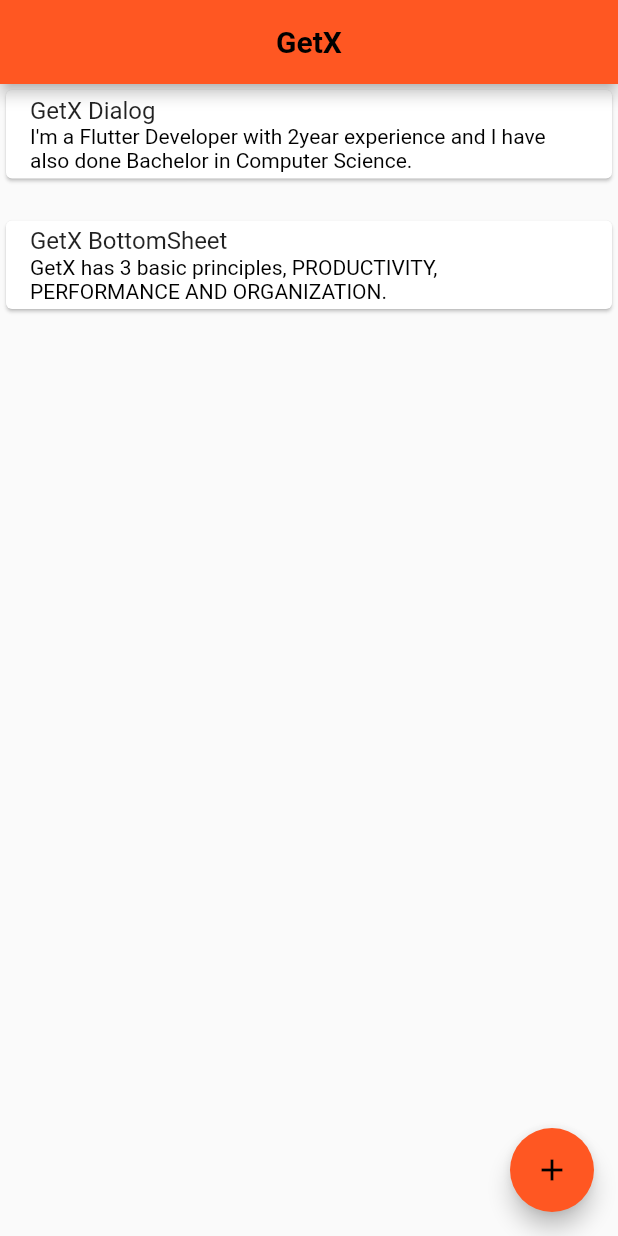
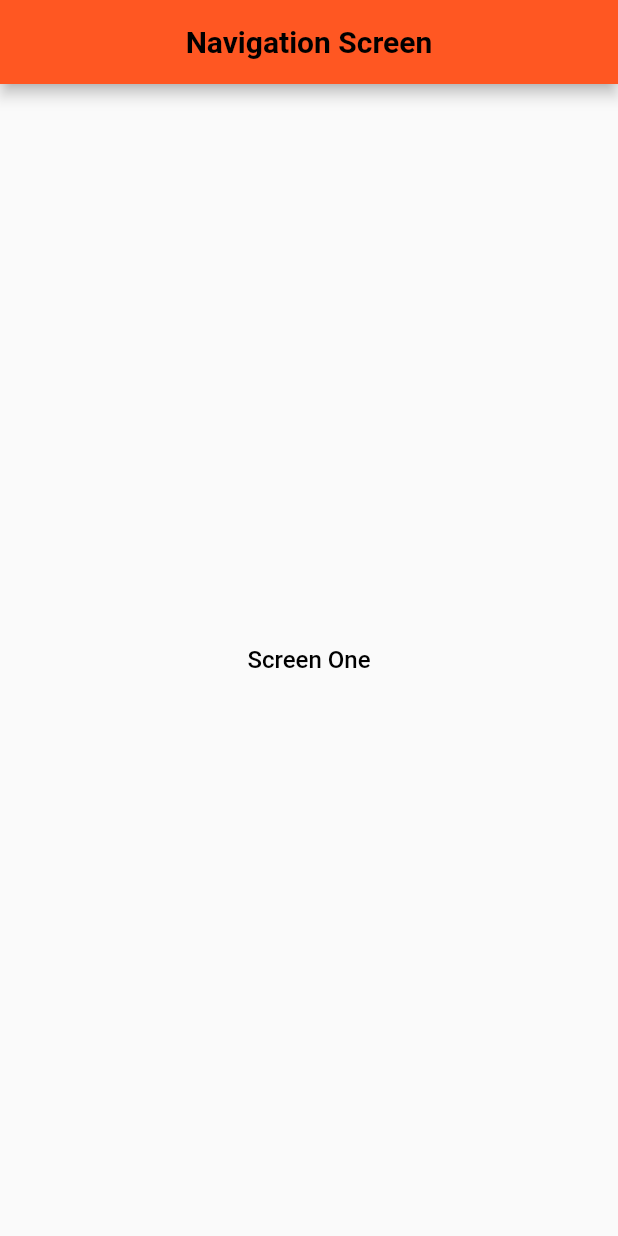
Before and after one commit to imrannaxir/get_x, a Flutter app: the screen it shows after launch, on a phone screen of 412 x 824 dp. Run offline on Flutter 3.47's test engine with Material 2 defaults, Android fonts, the phone set to English and light mode, and no system bars; our stand-ins replace get.

Commit message:
Added some new unique ways by using GetX

```diff
--- a/lib/main.dart
+++ b/lib/main.dart
@@ -1,6 +1,9 @@
 import 'package:flutter/material.dart';
 import 'package:get/get.dart';
 import 'package:get_x/dialog_and_bottomsheet.dart';
+import 'package:get_x/navigation.dart';
+import 'package:get_x/screen_one.dart';
+import 'package:get_x/screen_two.dart';
 
 void main() {
   runApp(
@@ -15,10 +18,26 @@ class MyApp extends StatelessWidget {
   Widget build(BuildContext context) {
     return GetMaterialApp(
       debugShowCheckedModeBanner: false,
+      locale: const Locale('English', 'US'),
+      fallbackLocale: const Locale('English', 'US'),
       theme: ThemeData(
         primarySwatch: Colors.deepOrange,
       ),
-      home: const DialogAndBottomSheet(),
+      home: const NavigationScreen(),
+      // getPages: [
+      //   GetPage(
+      //     name: '/',
+      //     page: () => const NavigationScreen(),
+      //   ),
+      //   GetPage(
+      //     name: '/screenOne',
+      //     page: () =>  ScreenOne(),
+      //   ),
+      //   GetPage(
+      //     name: '/screenTwo',
+      //     page: () => const ScreenTwo(),
+      //   ),
+      // ],
     );
   }
 }
--- a/lib/navigation.dart
+++ b/lib/navigation.dart
@@ -0,0 +1,72 @@
+import 'package:flutter/material.dart';
+import 'package:get/get.dart';
+import 'package:get_x/screen_one.dart';
+
+class NavigationScreen extends StatefulWidget {
+  const NavigationScreen({super.key});
+
+  @override
+  State<NavigationScreen> createState() => _NavigationScreenState();
+}
+
+class _NavigationScreenState extends State<NavigationScreen> {
+  @override
+  Widget build(BuildContext context) {
+    return Scaffold(
+      appBar: AppBar(
+        title: const Text(
+          'Navigation Screen',
+          style: TextStyle(
+            color: Colors.black,
+            fontSize: 20,
+            fontWeight: FontWeight.bold,
+          ),
+        ),
+        centerTitle: true,
+      ),
+      body: Column(
+        mainAxisAlignment: MainAxisAlignment.center,
+        children: [
+          Center(
+            child: SizedBox(
+              height: Get.mediaQuery.size.height * 0.07,
+              width: Get.mediaQuery.size.width * 0.25,
+              child: TextButton(
+                onPressed: () {
+                  // Navigator.of(context).push(
+                  //   MaterialPageRoute(
+                  //     builder: (context) {
+                  //       return const ScreenOne();
+                  //     },
+                  //   ),
+                  // );
+
+                  // Get.to(
+                  //   const ScreenOne(
+                  //     name: 'Hi , Navigation by GetX',
+                  //   ),
+                  //);
+                  Get.toNamed(
+                    '/screenOne',
+                    arguments: [
+                      'Imran Nazeer',
+                      'Bashir Ahmad',
+                      'Flutter Developer',
+                    ],
+                  );
+                },
+                child: const Text(
+                  'Screen One',
+                  style: TextStyle(
+                    fontSize: 16,
+                    color: Colors.black,
+                  ),
+                ),
+              ),
+            ),
+          ),
+        ],
+      ),
+    );
+  }
+}
```
Also changed, not shown: lib/screen_one.dart (added, +66 -0 lines), lib/screen_two.dart (added, +54 -0 lines), lib/languages.dart (added).
